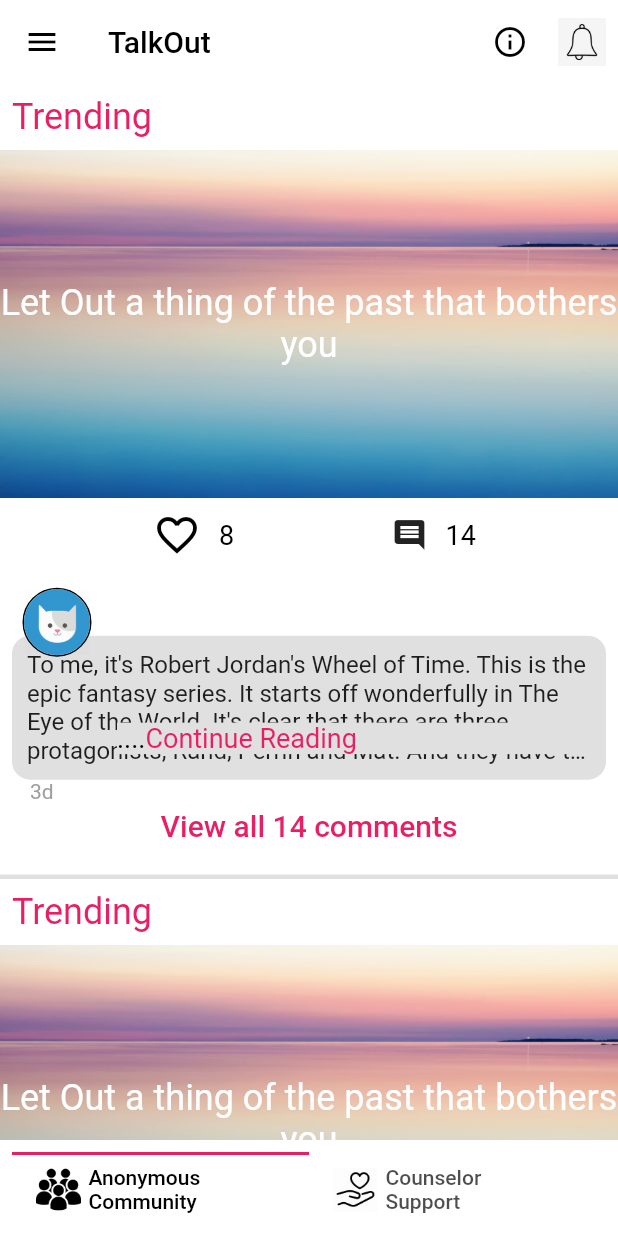
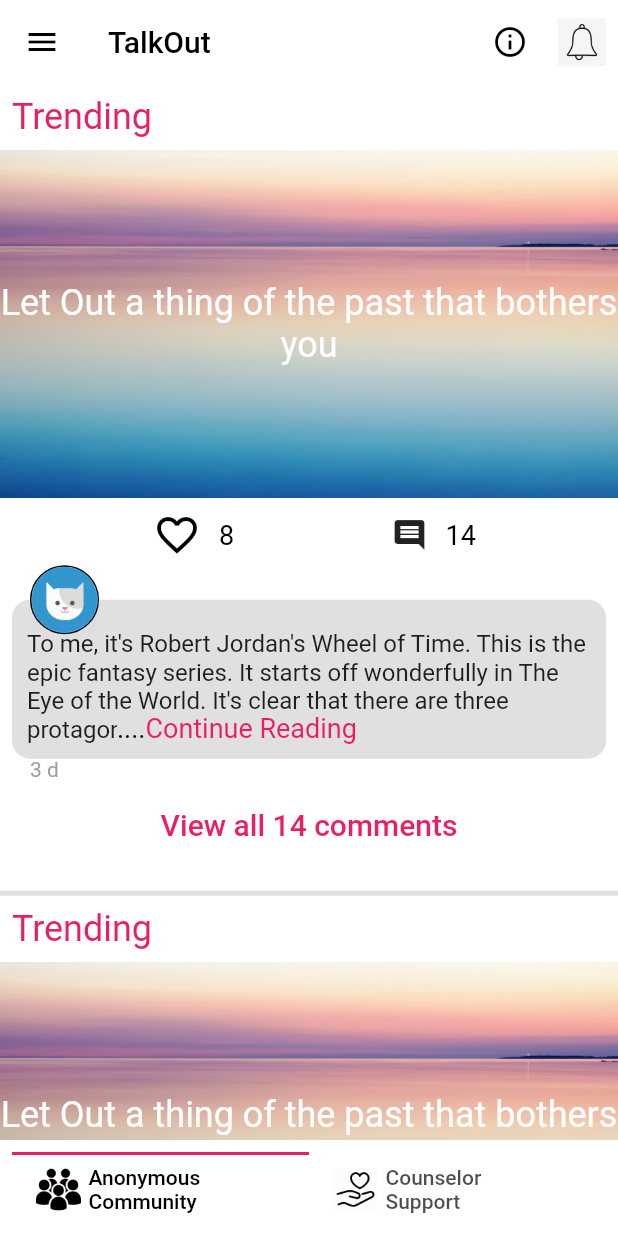
Before and after one commit to Jagrajsinghji/TalkOut, a Flutter app: the screen it shows after launch, on a phone screen of 412 x 824 dp. Run offline on Flutter 3.47's test engine with Material 2 defaults, Android fonts, the phone set to English and light mode, and no system bars; drawn by our look-alikes of like_button; our stand-ins replace fluttertoast.

Commit message:
version_2

```diff
--- a/lib/Screens/PostComments.dart
+++ b/lib/Screens/PostComments.dart
@@ -24,7 +24,7 @@ class _PostCommentsState extends State<PostComments> {
             child: Container(
               color: Colors.white,
               height: 100,
-              child: TextField(
+              child: TextField(onChanged: (s)=>setState((){comment=s;}),
                 autofocus: true,
                 style: TextStyle(color: Colors.black, fontSize: 18),
                 decoration: InputDecoration(
--- a/lib/Screens/TopicsPage.dart
+++ b/lib/Screens/TopicsPage.dart
@@ -128,15 +128,11 @@ class _TopicsPageState extends State<TopicsPage> {
 
   Widget card() {
     return Container(
-        height: 530,
-        decoration: BoxDecoration(color: Colors.white,border: Border(bottom: BorderSide(color:Colors.grey.shade300,width: 3))),
-        child: Column(
-          crossAxisAlignment: CrossAxisAlignment.center,
-          mainAxisAlignment: MainAxisAlignment.start,
+        decoration: BoxDecoration(color: Colors.white,border: Border(bottom: BorderSide(color:Colors.grey.shade300,width: 3.5))),
+        child: ListView(shrinkWrap: true,primary: false,
           children: [
-            Expanded(
-              flex: 0,
-              child: Padding(
+            ///Trending
+            Padding(
               padding: const EdgeInsets.all(8.0),
               child: Align(
                   alignment: Alignment.centerLeft,
@@ -145,10 +141,8 @@ class _TopicsPageState extends State<TopicsPage> {
                     style: TextStyle(fontSize: 24, color: Colors.pink),
                   )),
             ),
-            ),
-            Expanded(
-              flex: 0,
-              child: AspectRatio(
+            /// Image with Text Overlay
+            AspectRatio(
               aspectRatio: 16 / 9,
               child: Stack(
                 fit: StackFit.expand,
@@ -171,10 +165,8 @@ class _TopicsPageState extends State<TopicsPage> {
                 ],
               ),
             ),
-            ),
-            Expanded(
-              flex: 0,
-              child: Row(
+            ///Like & Comment Buttons
+            Row(
               mainAxisAlignment: MainAxisAlignment.spaceEvenly,
               children: [
                 LikeButton(
@@ -237,23 +229,10 @@ class _TopicsPageState extends State<TopicsPage> {
                 )
               ],
             ),
-            ),
-            Expanded(
-              flex: 0,
-              child: Container(
-                color: Colors.white,
-                height: 145,
-                child: Stack(
+            /// Single Comment
+            Stack(
               children: [
-                    Align(
-                      alignment: Alignment.bottomCenter,
-                      child: Container(
-                        height: 121,
-                        child: Column(
-                          children: [
-                            Expanded(
-                              flex: 0,
-                              child: Padding(
+                Padding(
                   padding: const EdgeInsets.only(
                       left: 8.0, right: 8.0, top: 18.0),
                   child: LayoutBuilder(builder: (context, size) {
@@ -279,7 +258,7 @@ class _TopicsPageState extends State<TopicsPage> {
                           borderRadius:
                               BorderRadius.circular(12)),
                       child: Padding(
-                                      padding: const EdgeInsets.all(10.0),
+                        padding: const EdgeInsets.only(left:10.0,right: 10,bottom: 10,top: 20),
                         child: Center(
                           child: Stack(children: <Widget>[
                             Text.rich(
@@ -290,7 +269,7 @@ class _TopicsPageState extends State<TopicsPage> {
                             if (exceeded)
                               Positioned(
                                   left: 60,
-                                                top: 48,
+                                  bottom: 0,
                                   child: Container(
                                     width: MediaQuery.of(context)
                                             .size
@@ -331,27 +310,21 @@ class _TopicsPageState extends State<TopicsPage> {
                     );
                   }),
                 ),
-                            ),
-                            Expanded(
-                              flex: 0,
-                              child: Padding(
-                                padding: const EdgeInsets.only(left: 20.0),
-                                child: Align(
-                                    alignment: Alignment.bottomLeft,
+                Positioned(
+                  bottom: 0,
+                  left: 20,
+                  child: Transform.translate(
+                    offset: Offset(0,15),
                     child: Text(
-                                      "3d",
+                      "3 d",
                       style: TextStyle(
                         color: Colors.grey,
                       ),
-                                    )),
-                              ),
-                            )
-                          ],
                     ),
                   ),
                 ),
-                    Padding(
-                      padding: const EdgeInsets.only(left: 15.0, top: 10),
+                Positioned(left: 20,
+                  child: Transform.translate( offset: Offset(0,-5),
                     child: Container(
                       width: 46,
                       height: 46,
@@ -364,12 +337,12 @@ class _TopicsPageState extends State<TopicsPage> {
                           shape: BoxShape.circle),
                     ),
                   ),
+                ),
               ],
             ),
-              ),
-            ),
-            Expanded(
-              flex: 0,
+            /// View All Comments Button
+            Padding(
+              padding: const EdgeInsets.all(20.0),
               child: FlatButton(
                   shape: RoundedRectangleBorder(
                       borderRadius: BorderRadius.circular(10)),
@@ -386,4 +359,10 @@ class _TopicsPageState extends State<TopicsPage> {
           ],
         ));
   }
+
+  // ListView.builder(
+  // itemBuilder: (c, i) => card(),
+  // itemCount: 4,
+  // shrinkWrap: true,
+  // ),
 }
```
Also changed, not shown: lib/Screens/CommentsPage.dart (+5 -19 lines), lib/Screens/ThreadScreen.dart (+4 -5 lines). Lines whose indentation alone changed are shown as unchanged.
